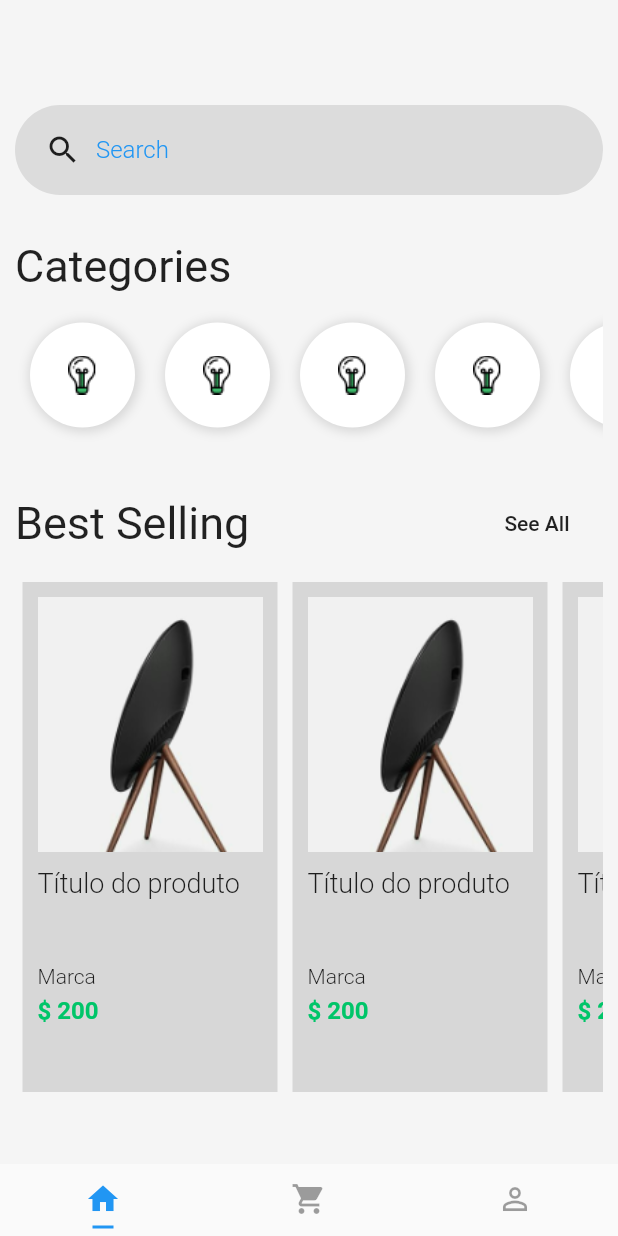
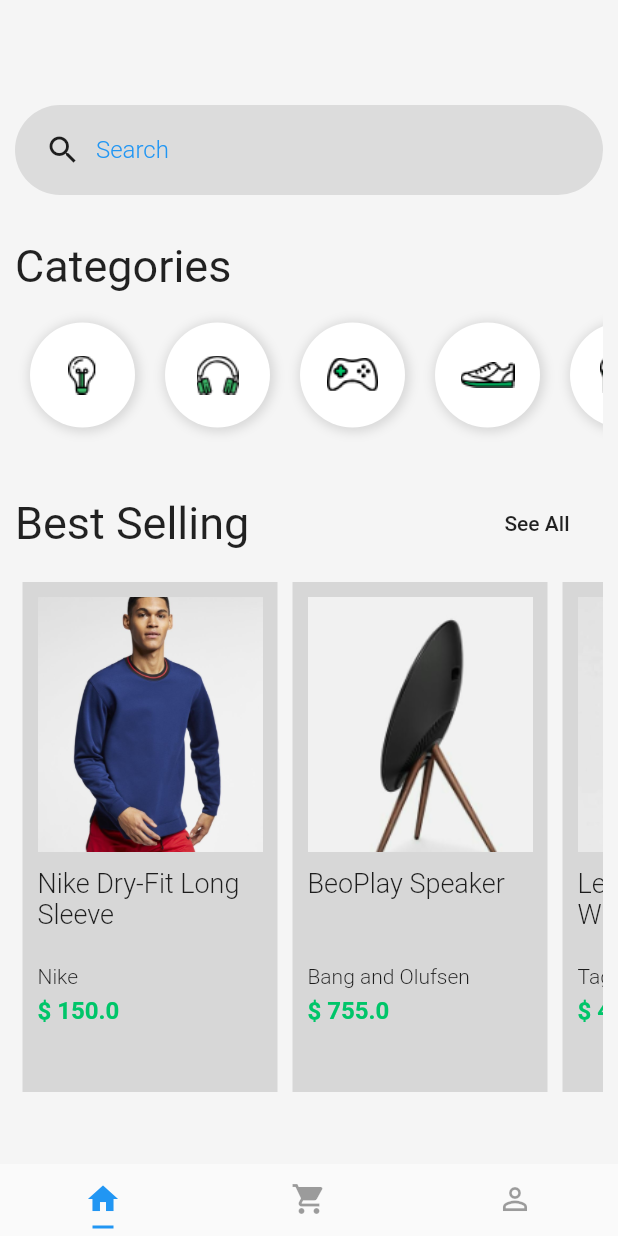
Before and after one commit to ohenriquemonte/layouts_flutter_baltaio, a Flutter app: the screen it shows after launch, on a phone screen of 412 x 824 dp. Run offline on Flutter 3.47's test engine with Material 2 defaults, Android fonts, the phone set to English and light mode, and no system bars.

Commit message:
Modulo 3 - Organizacao

```diff
--- a/lib/pages/home.page.dart
+++ b/lib/pages/home.page.dart
@@ -1,7 +1,9 @@
 // ignore_for_file: deprecated_member_use
 
 import 'package:flutter/material.dart';
-import 'package:layouts_flutter/pages/product.page.dart';
+import 'package:layouts_flutter/widgets/product/product-list.widget.dart';
+import '../widgets/category/category-list.widget.dart';
+import '../widgets/search-box.widget.dart';
 
 class HomePage extends StatelessWidget {
   const HomePage({Key? key}) : super(key: key);
@@ -16,7 +18,7 @@ class HomePage extends StatelessWidget {
           crossAxisAlignment: CrossAxisAlignment.stretch,
           children: [
             const SizedBox(height: 60),
-            search(),
+            const SearchBox(),
             const SizedBox(height: 30),
             const Text(
               'Categories',
@@ -25,9 +27,9 @@ class HomePage extends StatelessWidget {
               ),
             ),
             const SizedBox(height: 10),
-            SizedBox(
+            const SizedBox(
               height: 90,
-              child: categoryList(),
+              child: CategoryList(),
             ),
             const SizedBox(height: 30),
             Row(
@@ -46,158 +48,13 @@ class HomePage extends StatelessWidget {
             const SizedBox(
               height: 10,
             ),
-            SizedBox(
+            const SizedBox(
               height: 350,
-              child: productList(context),
+              child: ProductList(scrollDirection: Axis.horizontal),
             ),
           ],
         ),
       ),
     );
   }
-
-  Widget search() {
-    return Container(
-      height: 60,
-      padding: const EdgeInsets.only(left: 20),
-      decoration: BoxDecoration(
-        color: Colors.black.withOpacity(0.1),
-        borderRadius: const BorderRadius.all(
-          Radius.circular(128),
-        ),
-      ),
-      child: Row(
-        children: [
-          const Icon(Icons.search),
-          Container(
-            width: 300,
-            padding: const EdgeInsets.only(left: 10),
-            child: TextFormField(
-              //   autofocus: true,
-              keyboardType: TextInputType.text,
-              decoration: const InputDecoration(
-                border: InputBorder.none,
-                labelText: 'Search',
-                labelStyle: TextStyle(
-                  fontWeight: FontWeight.w300,
-                  color: Colors.blue,
-                  fontSize: 16,
-                ),
-              ),
-              style: const TextStyle(fontSize: 20, color: Colors.blue),
-            ),
-          ),
-        ],
-      ),
-    );
-  }
-
-  Widget categoryList() {
-    return SizedBox(
-      //   width: 70,
-      child: ListView(
-        scrollDirection: Axis.horizontal,
-        children: [
-          categoryItem(),
-          categoryItem(),
-          categoryItem(),
-          categoryItem(),
-          categoryItem(),
-          categoryItem(),
-        ],
-      ),
-    );
-  }
-
-  Widget categoryItem() {
-    return Container(
-      width: 70,
-      height: 70,
-      margin: const EdgeInsets.all(10),
-      padding: const EdgeInsets.all(10),
-      decoration: const BoxDecoration(
-        color: Colors.white,
-        boxShadow: [
-          BoxShadow(
-            color: Colors.black12,
-            offset: Offset(1, 1),
-            blurRadius: 5,
-            spreadRadius: 2,
-          ),
-        ],
-        borderRadius: BorderRadius.all(
-          Radius.circular(64),
-        ),
-      ),
-      child: Image.asset('assets/Icon_Devices.png'),
-    );
-  }
-
-  Widget productList(BuildContext context) {
-    return SizedBox(
-      child: ListView(
-        scrollDirection: Axis.horizontal,
-        children: [
-          productItem(context),
-          productItem(context),
-          productItem(context),
-          productItem(context),
-          productItem(context),
-          productItem(context),
-        ],
-      ),
-    );
-  }
-
-  Widget productItem(BuildContext context) {
-    return Container(
-      padding: const EdgeInsets.all(10),
-      margin: const EdgeInsets.all(5),
-      width: 170,
-      color: Colors.black12,
-      child: Column(
-        crossAxisAlignment: CrossAxisAlignment.start,
-        children: [
-          GestureDetector(
-            child: Image.asset(
-              'assets/product-1.png',
-              width: 170,
-              height: 170,
-              fit: BoxFit.cover,
-            ),
-            onTap: () {
-              Navigator.push(
-                context,
-                MaterialPageRoute(
-                  builder: (context) => const ProductPage(),
-                ),
-              );
-            },
-          ),
-          const SizedBox(height: 10),
-          const SizedBox(
-            height: 60,
-            child: Text(
-              'Título do produto',
-              style: TextStyle(fontSize: 18, fontWeight: FontWeight.w300),
-            ),
-          ),
-          const SizedBox(height: 5),
-          const Text(
-            'Marca',
-            style: TextStyle(fontSize: 14, fontWeight: FontWeight.w300),
-          ),
-          const SizedBox(height: 5),
-          const Text(
-            '\$ 200',
-            style: TextStyle(
-              fontSize: 16,
-              fontWeight: FontWeight.bold,
-              color: Color(0xFF00C569),
-            ),
-          ),
-        ],
-      ),
-    );
-  }
 }
--- a/lib/pages/login.page.dart
+++ b/lib/pages/login.page.dart
@@ -1,8 +1,8 @@
 // ignore_for_file: deprecated_member_use
 
 import 'package:flutter/material.dart';
-import 'package:layouts_flutter/pages/home.page.dart';
-import 'package:layouts_flutter/pages/signup.page.dart';
+
+import 'signup.page.dart';
 
 class LoginPage extends StatelessWidget {
   const LoginPage({Key? key}) : super(key: key);
@@ -63,7 +63,6 @@ class LoginPage extends StatelessWidget {
                         ],
                       ),
                       TextFormField(
-                        //   autofocus: true,
                         keyboardType: TextInputType.emailAddress,
                         decoration: const InputDecoration(
                           labelText: 'Email',
@@ -77,7 +76,6 @@ class LoginPage extends StatelessWidget {
                       ),
                       const SizedBox(height: 10),
                       TextFormField(
-                        //   autofocus: true,
                         keyboardType: TextInputType.text,
                         obscureText: true,
                         decoration: const InputDecoration(
--- a/lib/pages/product.page.dart
+++ b/lib/pages/product.page.dart
@@ -1,12 +1,22 @@
 import 'package:flutter/material.dart';
 
 class ProductPage extends StatelessWidget {
-  const ProductPage({Key? key}) : super(key: key);
+  const ProductPage({
+    Key? key,
+    required this.image,
+    required this.title,
+    required this.description,
+    required this.price,
+  }) : super(key: key);
+
+  final String image;
+  final String title;
+  final String description;
+  final double price;
 
   @override
   Widget build(BuildContext context) {
     return Scaffold(
-      //   appBar: AppBar(),
       body: NestedScrollView(
         headerSliverBuilder: (BuildContext context, bool innerBoxIsScrolled) {
           return [
@@ -19,7 +29,7 @@ class ProductPage extends StatelessWidget {
               flexibleSpace: FlexibleSpaceBar(
                 centerTitle: true,
                 background: Image.asset(
-                  'assets/product-10.png',
+                  image,
                   fit: BoxFit.fitWidth,
                 ),
               ),
@@ -27,26 +37,29 @@ class ProductPage extends StatelessWidget {
           ];
         },
         body: ListView(
-          children: const [
+          children: [
             Padding(
-              padding: EdgeInsets.only(top: 10, left: 10, right: 10),
+              padding: const EdgeInsets.only(top: 10, left: 10, right: 10),
               child: Text(
-                'Dry Fit Long Sleeve',
-                style: TextStyle(
+                title,
+                style: const TextStyle(
                   fontSize: 26,
                   fontWeight: FontWeight.bold,
                 ),
               ),
             ),
-            Padding(padding: EdgeInsets.all(10), child: Text('by Nike')),
             Padding(
+              padding: const EdgeInsets.all(10),
+              child: Text('by $description'),
+            ),
+            const Padding(
               padding: EdgeInsets.all(10),
               child: Text(
                 'Details',
                 style: TextStyle(fontWeight: FontWeight.bold),
               ),
             ),
-            Padding(
+            const Padding(
               padding: EdgeInsets.all(10),
               child: Text(
                 'Nike Dry-FIT is a polyester fabric designed to help you keep dry so you can more comfortably work harder, longer',
--- /dev/null
+++ b/lib/widgets/category/category-item.widget.dart
@@ -0,0 +1,32 @@
+import 'package:flutter/material.dart';
+
+class CategoryItem extends StatelessWidget {
+  const CategoryItem({Key? key, required this.image}) : super(key: key);
+
+  final String image;
+
+  @override
+  Widget build(BuildContext context) {
+    return Container(
+      width: 70,
+      height: 70,
+      margin: const EdgeInsets.all(10),
+      padding: const EdgeInsets.all(10),
+      decoration: const BoxDecoration(
+        color: Colors.white,
+        boxShadow: [
+          BoxShadow(
+            color: Colors.black12,
+            offset: Offset(1, 1),
+            blurRadius: 5,
+            spreadRadius: 2,
+          ),
+        ],
+        borderRadius: BorderRadius.all(
+          Radius.circular(64),
+        ),
+      ),
+      child: Image.asset(image),
+    );
+  }
+}
--- /dev/null
+++ b/lib/widgets/category/category-list.widget.dart
@@ -0,0 +1,23 @@
+import 'package:flutter/material.dart';
+
+import 'category-item.widget.dart';
+
+class CategoryList extends StatelessWidget {
+  const CategoryList({Key? key}) : super(key: key);
+
+  @override
+  Widget build(BuildContext context) {
+    return SizedBox(
+      child: ListView(
+        scrollDirection: Axis.horizontal,
+        children: const [
+          CategoryItem(image: 'assets/Icon_Devices.png'),
+          CategoryItem(image: 'assets/Icon_Gadgets.png'),
+          CategoryItem(image: 'assets/Icon_Gaming.png'),
+          CategoryItem(image: 'assets/Icon_Mens_Shoe.png'),
+          CategoryItem(image: 'assets/Icon_Womens_Shoe.png'),
+        ],
+      ),
+    );
+  }
+}
--- /dev/null
+++ b/lib/widgets/product/product-item.widget.dart
@@ -0,0 +1,76 @@
+import 'package:flutter/material.dart';
+
+import '../../pages/product.page.dart';
+
+class ProductItem extends StatelessWidget {
+  const ProductItem({
+    Key? key,
+    required this.image,
+    required this.title,
+    required this.description,
+    required this.price,
+  }) : super(key: key);
+
+  final String image;
+  final String title;
+  final String description;
+  final double price;
+
+  @override
+  Widget build(BuildContext context) {
+    return Container(
+      padding: const EdgeInsets.all(10),
+      margin: const EdgeInsets.all(5),
+      width: 170,
+      color: Colors.black12,
+      child: Column(
+        crossAxisAlignment: CrossAxisAlignment.start,
+        children: [
+          GestureDetector(
+            child: Image.asset(
+              image,
+              width: 170,
+              height: 170,
+              fit: BoxFit.cover,
+            ),
+            onTap: () {
+              Navigator.push(
+                context,
+                MaterialPageRoute(
+                  builder: (context) => ProductPage(
+                    description: description,
+                    image: image,
+                    price: price,
+                    title: title,
+                  ),
+                ),
+              );
+            },
+          ),
+          const SizedBox(height: 10),
+          SizedBox(
+            height: 60,
+            child: Text(
+              title,
+              style: const TextStyle(fontSize: 18, fontWeight: FontWeight.w300),
+            ),
+          ),
+          const SizedBox(height: 5),
+          Text(
+            description,
+            style: const TextStyle(fontSize: 14, fontWeight: FontWeight.w300),
+          ),
+          const SizedBox(height: 5),
+          Text(
+            '\$ $price',
+            style: const TextStyle(
+              fontSize: 16,
+              fontWeight: FontWeight.bold,
+              color: Color(0xFF00C569),
+            ),
+          ),
+        ],
+      ),
+    );
+  }
+}
--- /dev/null
+++ b/lib/widgets/product/product-list.widget.dart
@@ -0,0 +1,53 @@
+import 'package:flutter/material.dart';
+
+import 'product-item.widget.dart';
+
+class ProductList extends StatelessWidget {
+  const ProductList({
+    Key? key,
+    required this.scrollDirection,
+  }) : super(key: key);
+
+  final Axis scrollDirection;
+
+  @override
+  Widget build(BuildContext context) {
+    return SizedBox(
+      child: ListView(
+        scrollDirection: scrollDirection,
+        children: const [
+          ProductItem(
+            title: "Nike Dry-Fit Long Sleeve",
+            description: "Nike",
+            image: "assets/product-10.png",
+            price: 150,
+          ),
+          ProductItem(
+            title: "BeoPlay Speaker",
+            description: "Bang and Olufsen",
+            image: "assets/product-1.png",
+            price: 755,
+          ),
+          ProductItem(
+            title: "Leather Wristwatch",
+            description: "Tag Heuer",
+            image: "assets/product-2.png",
+            price: 450,
+          ),
+          ProductItem(
+            title: "Smart Bluetooth Speaker",
+            description: "Google Inc.",
+            image: "assets/product-3.png",
+            price: 900,
+          ),
+          ProductItem(
+            title: "Smart Luggage",
+            description: "Smart Inc.",
+            image: "assets/product-4.png",
+            price: 1000,
+          ),
+        ],
+      ),
+    );
+  }
+}
--- /dev/null
+++ b/lib/widgets/search-box.widget.dart
@@ -0,0 +1,41 @@
+import 'package:flutter/material.dart';
+
+class SearchBox extends StatelessWidget {
+  const SearchBox({Key? key}) : super(key: key);
+
+  @override
+  Widget build(BuildContext context) {
+    return Container(
+      height: 60,
+      padding: const EdgeInsets.only(left: 20),
+      decoration: BoxDecoration(
+        color: Colors.black.withOpacity(0.1),
+        borderRadius: const BorderRadius.all(
+          Radius.circular(128),
+        ),
+      ),
+      child: Row(
+        children: [
+          const Icon(Icons.search),
+          Container(
+            width: 300,
+            padding: const EdgeInsets.only(left: 10),
+            child: TextFormField(
+              keyboardType: TextInputType.text,
+              decoration: const InputDecoration(
+                border: InputBorder.none,
+                labelText: 'Search',
+                labelStyle: TextStyle(
+                  fontWeight: FontWeight.w300,
+                  color: Colors.blue,
+                  fontSize: 16,
+                ),
+              ),
+              style: const TextStyle(fontSize: 20, color: Colors.blue),
+            ),
+          ),
+        ],
+      ),
+    );
+  }
+}
```
Also changed, not shown: lib/pages/signup.page.dart (+0 -8 lines).
